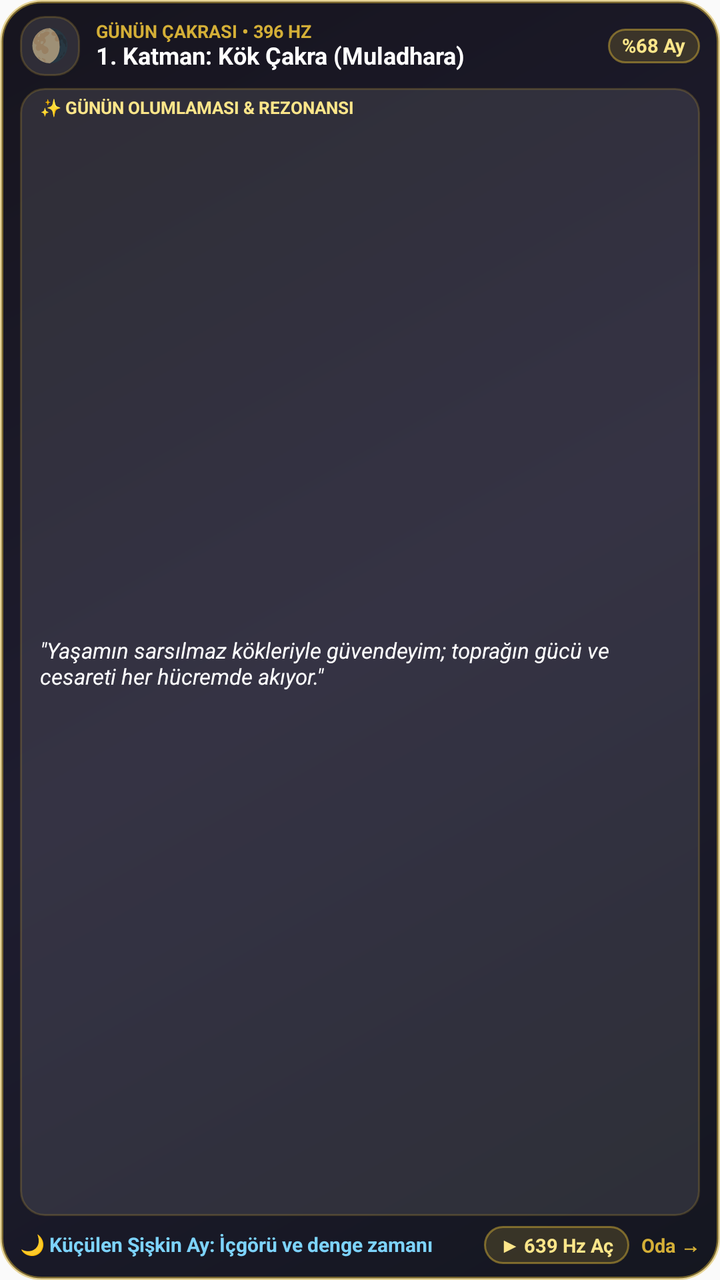
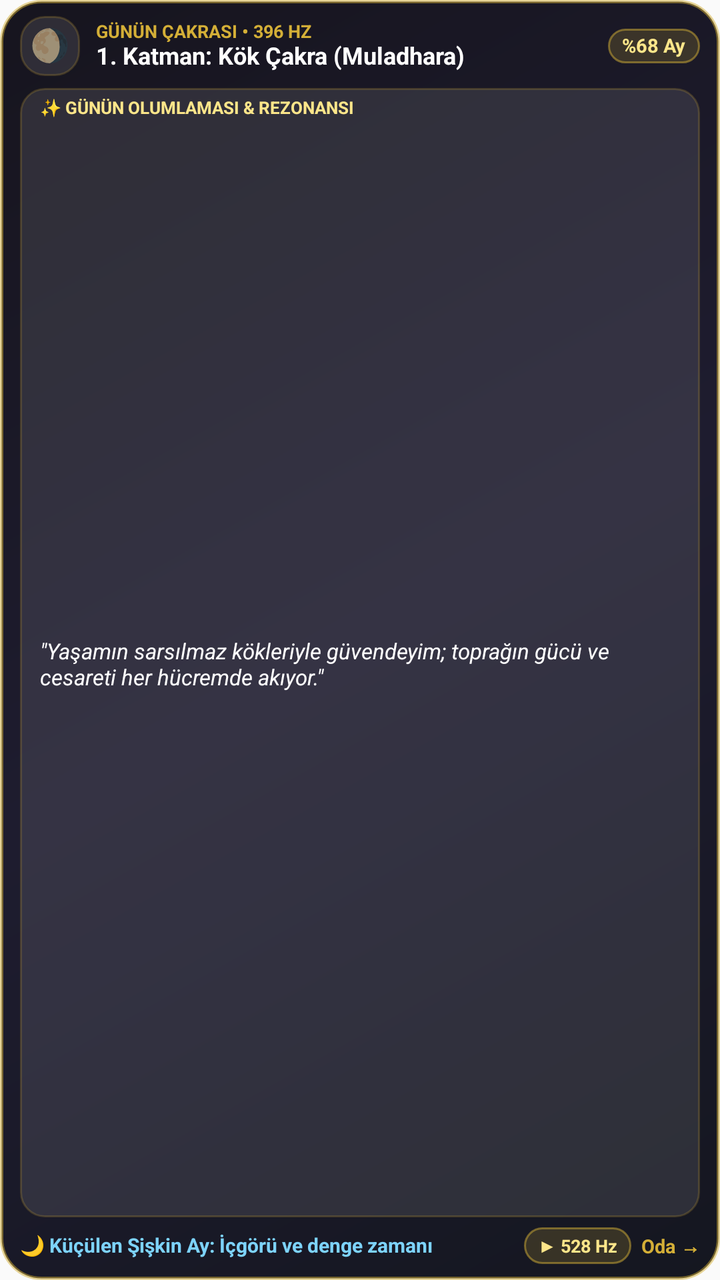

Screens rendered from an Android XML layout before and after an edit, with the pre-edit source and the edit as a unified diff.
<!-- AndroidManifest.xml: application theme AppTheme -->
<!-- res/layout/chakra_moon_widget.xml -->
<?xml version="1.0" encoding="utf-8"?>
<LinearLayout xmlns:android="http://schemas.android.com/apk/res/android"
    android:id="@+id/cm_widget_root"
    android:layout_width="match_parent"
    android:layout_height="match_parent"
    android:background="@drawable/cosmic_widget_bg"
    android:orientation="vertical"
    android:paddingHorizontal="10dp"
    android:paddingVertical="8dp">

    
    <LinearLayout
        android:layout_width="match_parent"
        android:layout_height="wrap_content"
        android:gravity="center_vertical"
        android:orientation="horizontal">

        <TextView
            android:id="@+id/cm_moon_icon"
            android:layout_width="30dp"
            android:layout_height="30dp"
            android:background="@drawable/cosmic_inner_card_bg"
            android:gravity="center"
            android:includeFontPadding="false"
            android:text="🌖"
            android:textSize="16sp" />

        <LinearLayout
            android:layout_width="0dp"
            android:layout_height="wrap_content"
            android:layout_marginStart="8dp"
            android:layout_marginEnd="6dp"
            android:layout_weight="1"
            android:orientation="vertical">

            <TextView
                android:id="@+id/cm_chakra_badge"
                android:layout_width="match_parent"
                android:layout_height="wrap_content"
                android:autoSizeMaxTextSize="9sp"
                android:autoSizeMinTextSize="7sp"
                android:autoSizeStepGranularity="0.5sp"
                android:autoSizeTextType="uniform"
                android:ellipsize="end"
                android:includeFontPadding="false"
                android:maxLines="1"
                android:text="GÜNÜN ÇAKRASI • 396 HZ"
                android:textColor="#D4AF37"
                android:textSize="9sp"
                android:textStyle="bold" />

            <TextView
                android:id="@+id/cm_chakra_title"
                android:layout_width="match_parent"
                android:layout_height="wrap_content"
                android:autoSizeMaxTextSize="12.5sp"
                android:autoSizeMinTextSize="8.5sp"
                android:autoSizeStepGranularity="0.5sp"
                android:autoSizeTextType="uniform"
                android:ellipsize="end"
                android:includeFontPadding="false"
                android:maxLines="1"
                android:text="1. Katman: Kök Çakra (Muladhara)"
                android:textColor="#FFFFFF"
                android:textSize="12sp"
                android:textStyle="bold" />
        </LinearLayout>

        <TextView
            android:id="@+id/cm_moon_pill"
            android:layout_width="wrap_content"
            android:layout_height="wrap_content"
            android:background="@drawable/cosmic_pill_bg"
            android:includeFontPadding="false"
            android:paddingHorizontal="7dp"
            android:paddingVertical="3dp"
            android:text="%68 Ay"
            android:textColor="#FDE68A"
            android:textSize="9.5sp"
            android:textStyle="bold" />
    </LinearLayout>

    
    <LinearLayout
        android:layout_width="match_parent"
        android:layout_height="0dp"
        android:layout_marginTop="6dp"
        android:layout_weight="1"
        android:background="@drawable/cosmic_inner_card_bg"
        android:gravity="center_vertical"
        android:orientation="vertical"
        android:paddingHorizontal="10dp"
        android:paddingVertical="5dp">

        <TextView
            android:layout_width="wrap_content"
            android:layout_height="wrap_content"
            android:includeFontPadding="false"
            android:text="✨ GÜNÜN OLUMLAMASI &amp; REZONANSI"
            android:textColor="#FDE68A"
            android:textSize="8.5sp"
            android:textStyle="bold" />

        <TextView
            android:id="@+id/cm_affirmation"
            android:layout_width="match_parent"
            android:layout_height="0dp"
            android:layout_marginTop="2dp"
            android:layout_weight="1"
            android:autoSizeMaxTextSize="11sp"
            android:autoSizeMinTextSize="8.5sp"
            android:autoSizeStepGranularity="0.5sp"
            android:autoSizeTextType="uniform"
            android:ellipsize="end"
            android:gravity="center_vertical"
            android:includeFontPadding="false"
            android:maxLines="2"
            android:text="&quot;Yaşamın sarsılmaz kökleriyle güvendeyim; toprağın gücü ve cesareti her hücremde akıyor.&quot;"
            android:textColor="#FFFFFF"
            android:textSize="10.5sp"
            android:textStyle="italic" />
    </LinearLayout>

    
    <LinearLayout
        android:layout_width="match_parent"
        android:layout_height="wrap_content"
        android:layout_marginTop="5dp"
        android:gravity="center_vertical"
        android:orientation="horizontal">

        <TextView
            android:id="@+id/cm_moon_desc"
            android:layout_width="0dp"
            android:layout_height="wrap_content"
            android:layout_marginEnd="6dp"
            android:layout_weight="1"
            android:autoSizeMaxTextSize="10sp"
            android:autoSizeMinTextSize="8sp"
            android:autoSizeStepGranularity="0.5sp"
            android:autoSizeTextType="uniform"
            android:ellipsize="end"
            android:includeFontPadding="false"
            android:maxLines="1"
            android:text="🌙 Küçülen Şişkin Ay: İçgörü ve denge zamanı"
            android:textColor="#7DD3FC"
            android:textSize="10sp"
            android:textStyle="bold" />

        <TextView
            android:id="@+id/cm_play_freq_btn"
            android:layout_width="wrap_content"
            android:layout_height="wrap_content"
            android:layout_marginEnd="6dp"
            android:background="@drawable/cosmic_pill_bg"
            android:includeFontPadding="false"
            android:paddingHorizontal="8dp"
            android:paddingVertical="3dp"
            android:text="▶ 639 Hz Aç"
            android:textColor="#FDE68A"
            android:textSize="9.5sp"
            android:textStyle="bold" />

        <TextView
            android:id="@+id/cm_open_freq_btn"
            android:layout_width="wrap_content"
            android:layout_height="wrap_content"
            android:includeFontPadding="false"
            android:text="Oda →"
            android:textColor="#D4AF37"
            android:textSize="9.5sp"
            android:textStyle="bold" />
    </LinearLayout>
</LinearLayout>
<!-- resources referenced by this layout -->
<resources>
  <!-- drawable cosmic_inner_card_bg (drawable) -->
  <?xml version="1.0" encoding="utf-8"?>
  <shape xmlns:android="http://schemas.android.com/apk/res/android"
      android:shape="rectangle">
      <solid android:color="#1AFFFFFF" />
      <corners android:radius="12dp" />
      <stroke
          android:width="1dp"
          android:color="#38D4AF37" />
  </shape>
  <!-- drawable cosmic_pill_bg (drawable) -->
  <?xml version="1.0" encoding="utf-8"?>
  <shape xmlns:android="http://schemas.android.com/apk/res/android"
      android:shape="rectangle">
      <solid android:color="#2ED4AF37" />
      <corners android:radius="10dp" />
      <stroke
          android:width="1dp"
          android:color="#80D4AF37" />
  </shape>
  <!-- drawable cosmic_widget_bg (drawable) -->
  <?xml version="1.0" encoding="utf-8"?>
  <shape xmlns:android="http://schemas.android.com/apk/res/android"
      android:shape="rectangle">
      <gradient
          android:angle="135"
          android:startColor="#F2080A14"
          android:centerColor="#F2121024"
          android:endColor="#F20A0812"
          android:type="linear" />
      <corners android:radius="20dp" />
      <stroke
          android:width="1.5dp"
          android:color="#80D4AF37" />
  </shape>
  <style name="AppTheme" parent="Theme.AppCompat.DayNight.NoActionBar">
      <item name="android:enforceNavigationBarContrast" tools:targetApi="29">true</item>
      <item name="android:editTextBackground">@drawable/rn_edit_text_material</item>
      <item name="colorPrimary">@color/colorPrimary</item>
      <item name="android:statusBarColor">#000000</item>
    </style>
  <!-- drawable rn_edit_text_material (drawable) -->
  <?xml version="1.0" encoding="utf-8"?>
  <inset xmlns:android="http://schemas.android.com/apk/res/android"
         android:insetLeft="@dimen/abc_edit_text_inset_horizontal_material"
         android:insetRight="@dimen/abc_edit_text_inset_horizontal_material"
         android:insetTop="@dimen/abc_edit_text_inset_top_material"
         android:insetBottom="@dimen/abc_edit_text_inset_bottom_material"
         >
  
      <selector>
          
          <item android:state_enabled="false" android:drawable="@drawable/abc_textfield_default_mtrl_alpha"/>
          <item android:drawable="@drawable/abc_textfield_activated_mtrl_alpha"/>
      </selector>
  
  </inset>
  <color name="colorPrimary">#D4AF37</color>
</resources>

<!-- the commit's change to res/layout/chakra_moon_widget.xml (unified diff, before → after) -->
@@ -151,15 +151,30 @@
             android:id="@+id/cm_play_freq_btn"
             android:layout_width="wrap_content"
             android:layout_height="wrap_content"
+            android:layout_marginEnd="5dp"
+            android:background="@drawable/cosmic_pill_bg"
+            android:includeFontPadding="false"
+            android:paddingHorizontal="7dp"
+            android:paddingVertical="3dp"
+            android:text="▶ 528 Hz"
+            android:textColor="#FDE68A"
+            android:textSize="9sp"
+            android:textStyle="bold" />
+
+        <TextView
+            android:id="@+id/cm_play_freq2_btn"
+            android:layout_width="wrap_content"
+            android:layout_height="wrap_content"
             android:layout_marginEnd="6dp"
             android:background="@drawable/cosmic_pill_bg"
             android:includeFontPadding="false"
-            android:paddingHorizontal="8dp"
+            android:paddingHorizontal="7dp"
             android:paddingVertical="3dp"
-            android:text="▶ 639 Hz Aç"
+            android:text="▶ 396 Hz"
             android:textColor="#FDE68A"
-            android:textSize="9.5sp"
-            android:textStyle="bold" />
+            android:textSize="9sp"
+            android:textStyle="bold"
+            android:visibility="gone" />
 
         <TextView
             android:id="@+id/cm_open_freq_btn"
